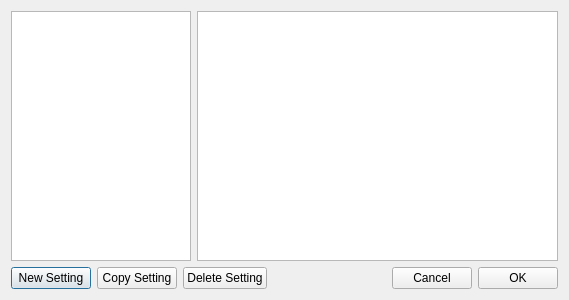
This is mqt/MqtLogger/tsettingseditdlg.ui in zsteva/backup-minos2 as Qt 5 draws it before an edit. The edited form follows.
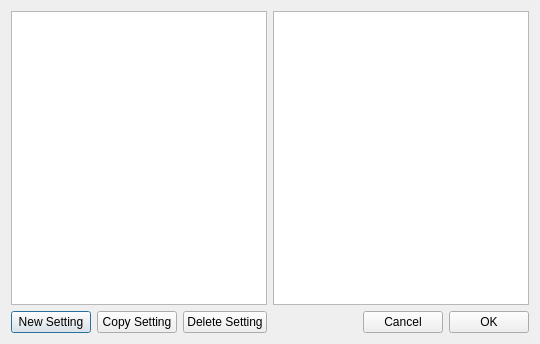
This is the edited form.

Commit message: Tidy up selection and sizing

The edit to the form file:
```diff
--- a/mqt/MqtLogger/tsettingseditdlg.ui
+++ b/mqt/MqtLogger/tsettingseditdlg.ui
@@ -6,10 +6,16 @@
    <rect>
     <x>0</x>
     <y>0</y>
-    <width>569</width>
-    <height>300</height>
+    <width>478</width>
+    <height>344</height>
    </rect>
   </property>
+  <property name="sizePolicy">
+   <sizepolicy hsizetype="MinimumExpanding" vsizetype="MinimumExpanding">
+    <horstretch>0</horstretch>
+    <verstretch>0</verstretch>
+   </sizepolicy>
+  </property>
   <property name="windowTitle">
    <string>Dialog</string>
   </property>
@@ -19,21 +25,30 @@
      <item>
       <widget class="QListWidget" name="SectionsList">
        <property name="sizePolicy">
-        <sizepolicy hsizetype="Expanding" vsizetype="Expanding">
+        <sizepolicy hsizetype="MinimumExpanding" vsizetype="MinimumExpanding">
          <horstretch>2</horstretch>
          <verstretch>0</verstretch>
         </sizepolicy>
        </property>
+       <property name="alternatingRowColors">
+        <bool>true</bool>
+       </property>
+       <property name="resizeMode">
+        <enum>QListView::Fixed</enum>
+       </property>
       </widget>
      </item>
      <item>
       <widget class="QTableWidget" name="OptionsTable">
        <property name="sizePolicy">
-        <sizepolicy hsizetype="Expanding" vsizetype="Expanding">
+        <sizepolicy hsizetype="MinimumExpanding" vsizetype="MinimumExpanding">
          <horstretch>4</horstretch>
          <verstretch>0</verstretch>
         </sizepolicy>
        </property>
+       <property name="alternatingRowColors">
+        <bool>true</bool>
+       </property>
        <property name="selectionMode">
         <enum>QAbstractItemView::SingleSelection</enum>
        </property>
```
The commit also changes 2 other files.
